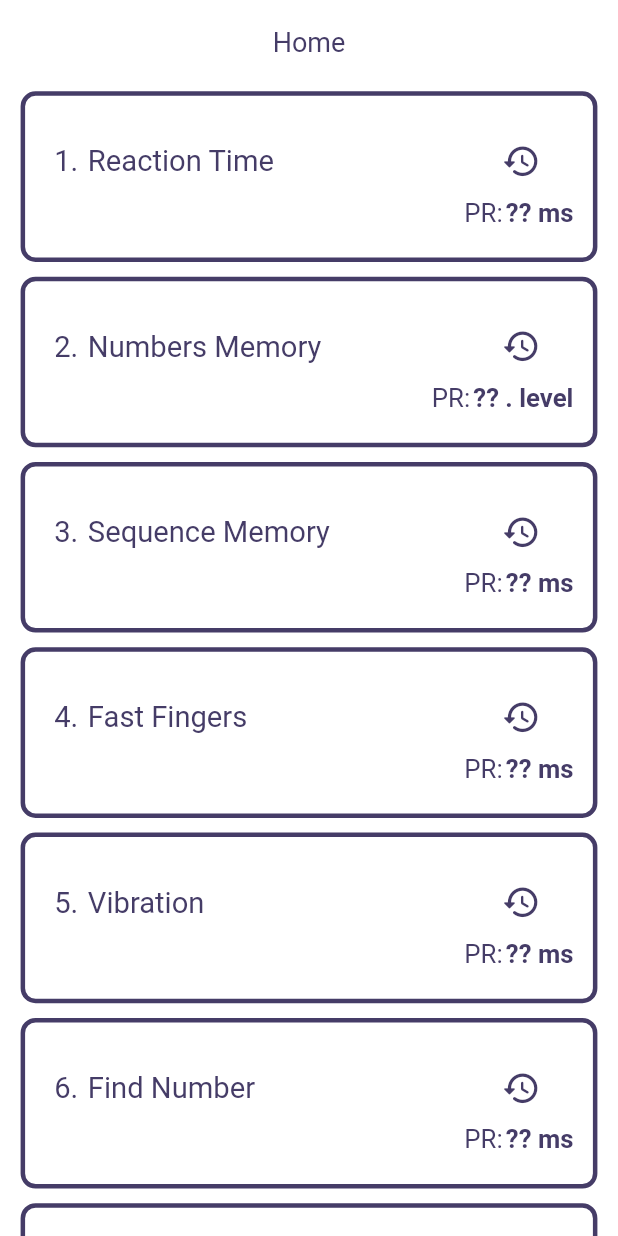
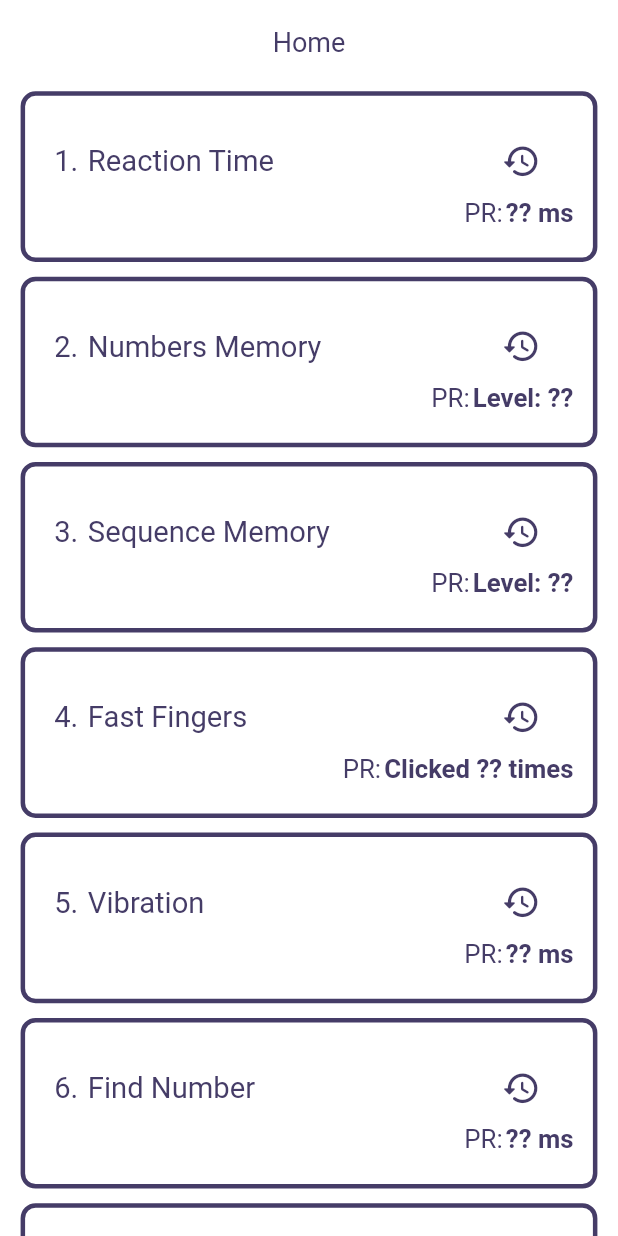
Before and after one commit to Burak-Baylan/human_benchmark_flutter_v2, a Flutter app: the screen it shows after launch, on a phone screen of 412 x 824 dp. Run offline on Flutter 3.47's test engine with Material 2 defaults, Android fonts, the phone set to English and light mode, and no system bars; our stand-ins replace flutter_mobx, flutter_screenutil, get, get_it, google_mobile_ads, hive_flutter and 4 more; accounts and stored records are empty; generated files the repository leaves out were written again; Roboto replaces fonts that are missing (GemunuLibre).

Commit message:
add: game widget pr text enum added

```diff
--- a/lib/pages/home/home_page.dart
+++ b/lib/pages/home/home_page.dart
@@ -119,24 +119,24 @@ class _HomePageState extends State<HomePage> {
     HiveConstants.BOX_BLIND_NUMBERS_HIGH_SCORE,
   ];
 
-  List<String> highScoreDesc = [
-    'ms',
-    '. level',
-    'ms',
-    'ms',
-    'ms',
-    'ms',
-    'ms',
-    'ms',
-    'ms',
-    'ms',
-    'ms',
-    'ms',
-    'ms',
-    'ms',
-    'ms',
-    'ms',
-    '. level',
+  List<GameWidgetPrTextEnum> prTextEnum = [
+    GameWidgetPrTextEnum.MS,
+    GameWidgetPrTextEnum.LEVEL,
+    GameWidgetPrTextEnum.LEVEL,
+    GameWidgetPrTextEnum.CLICK_COUNT,
+    GameWidgetPrTextEnum.MS,
+    GameWidgetPrTextEnum.MS,
+    GameWidgetPrTextEnum.MS,
+    GameWidgetPrTextEnum.MS,
+    GameWidgetPrTextEnum.MS,
+    GameWidgetPrTextEnum.MS,
+    GameWidgetPrTextEnum.MS,
+    GameWidgetPrTextEnum.MS,
+    GameWidgetPrTextEnum.MS,
+    GameWidgetPrTextEnum.MS,
+    GameWidgetPrTextEnum.MS,
+    GameWidgetPrTextEnum.MS,
+    GameWidgetPrTextEnum.LEVEL,
   ];
 
   List<Widget> gamesWidgets = [
@@ -168,7 +168,7 @@ class _HomePageState extends State<HomePage> {
         gameNumber: (i + 1).toString(),
         boxName: historyBoxNames[i],
         highScoreBoxName: highScoreBoxNames[i],
-        highScoreDesc: highScoreDesc[i],
+        prTextEnum: prTextEnum[i],
       );
       gameWidgetModels.add(model);
     }
@@ -208,7 +208,9 @@ class _HomePageState extends State<HomePage> {
               ),
             );
           }
-          return const Center(child: CircularProgressIndicator());
+          return Center(
+            child: CircularProgressIndicator(color: MyColors.secondaryColor),
+          );
         },
       ),
     );
@@ -236,7 +238,7 @@ class HomePageGameWidgetModel {
   String gameNumber;
   String boxName;
   String highScoreBoxName;
-  String highScoreDesc;
+  GameWidgetPrTextEnum prTextEnum;
 
   HomePageGameWidgetModel({
     required this.route,
@@ -245,6 +247,6 @@ class HomePageGameWidgetModel {
     required this.gameNumber,
     required this.boxName,
     required this.highScoreBoxName,
-    required this.highScoreDesc,
+    required this.prTextEnum,
   });
 }
--- a/lib/pages/home/widgets/game_widget.dart
+++ b/lib/pages/home/widgets/game_widget.dart
@@ -106,12 +106,7 @@ class GamesWidget extends StatelessWidget {
                       future: getHighScore,
                       builder: (context, snapshot) {
                         if (snapshot.hasData) {
-                          return LessText.lessFuturedText(
-                            text: '${snapshot.data} ${model.highScoreDesc}',
-                            color: MyColors.secondaryColor,
-                            fontWeight: FontWeight.w600,
-                            fontSize: 15.sp,
-                          );
+                          return getPrWidget(snapshot.data.toString());
                         }
                         return LessText.lessFuturedText(
                           text: '??',
@@ -131,6 +126,27 @@ class GamesWidget extends StatelessWidget {
     );
   }
 
+  Widget getPrWidget(String data) {
+    String str;
+    switch (model.prTextEnum) {
+      case GameWidgetPrTextEnum.MS:
+        str = '$data ms';
+        break;
+      case GameWidgetPrTextEnum.LEVEL:
+        str = 'Level: $data';
+        break;
+      case GameWidgetPrTextEnum.CLICK_COUNT:
+        str = 'Clicked $data times';
+        break;
+    }
+    return LessText.lessFuturedText(
+      text: str,
+      color: MyColors.secondaryColor,
+      fontWeight: FontWeight.w600,
+      fontSize: 15.sp,
+    );
+  }
+
   Future<String> get getHighScore async {
     var highScore = await HiveManager.getData<int?>(
       model.highScoreBoxName,
@@ -139,3 +155,5 @@ class GamesWidget extends StatelessWidget {
     return highScore == null ? '??' : highScore.toString();
   }
 }
+
+enum GameWidgetPrTextEnum { MS, LEVEL, CLICK_COUNT }
```
